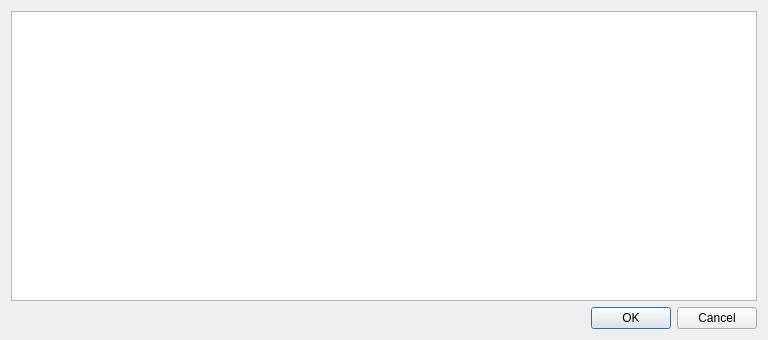
ishamo/boom, file selfcheck.ui: the form before one commit.
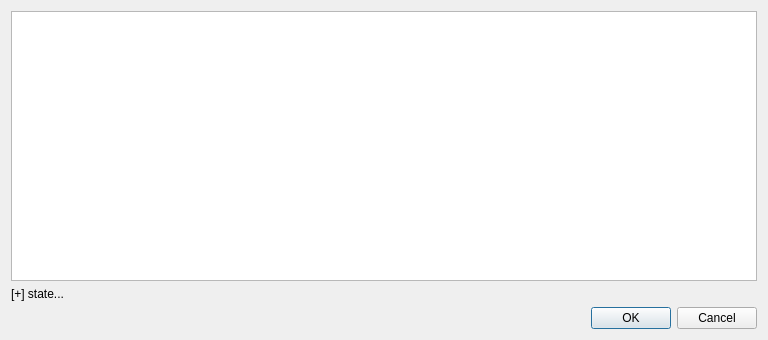
The form after the commit.

```diff
--- a/selfcheck.ui
+++ b/selfcheck.ui
@@ -21,6 +21,13 @@
     <widget class="QTableView" name="tableView"/>
    </item>
    <item row="1" column="0">
+    <widget class="QLabel" name="label">
+     <property name="text">
+      <string>[+] state...</string>
+     </property>
+    </widget>
+   </item>
+   <item row="2" column="0">
     <widget class="QDialogButtonBox" name="buttonBox">
      <property name="orientation">
       <enum>Qt::Horizontal</enum>
```
